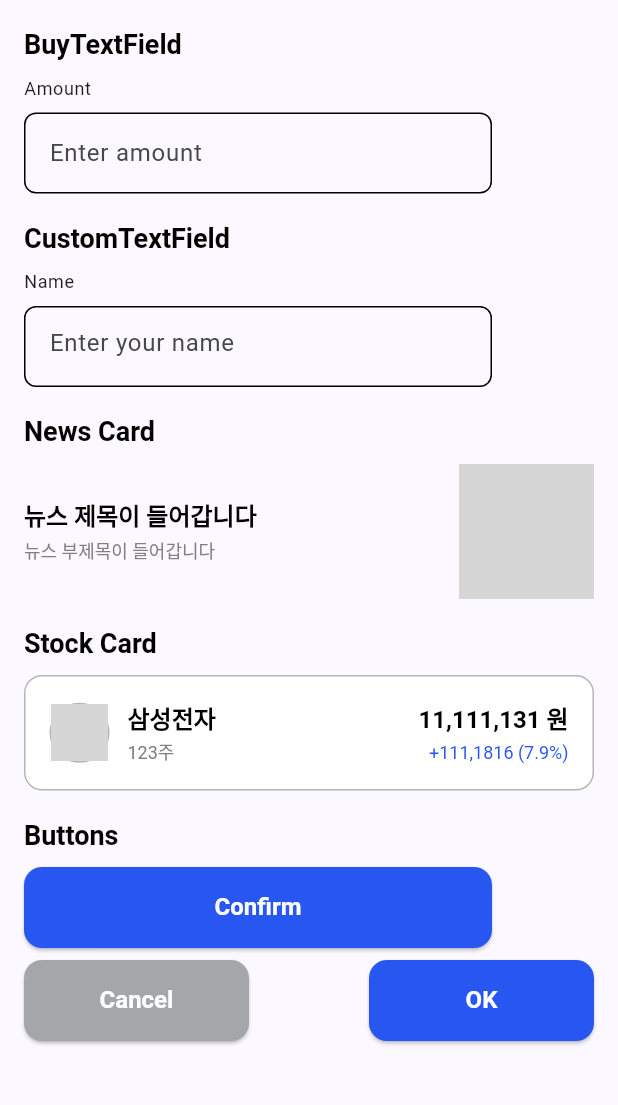
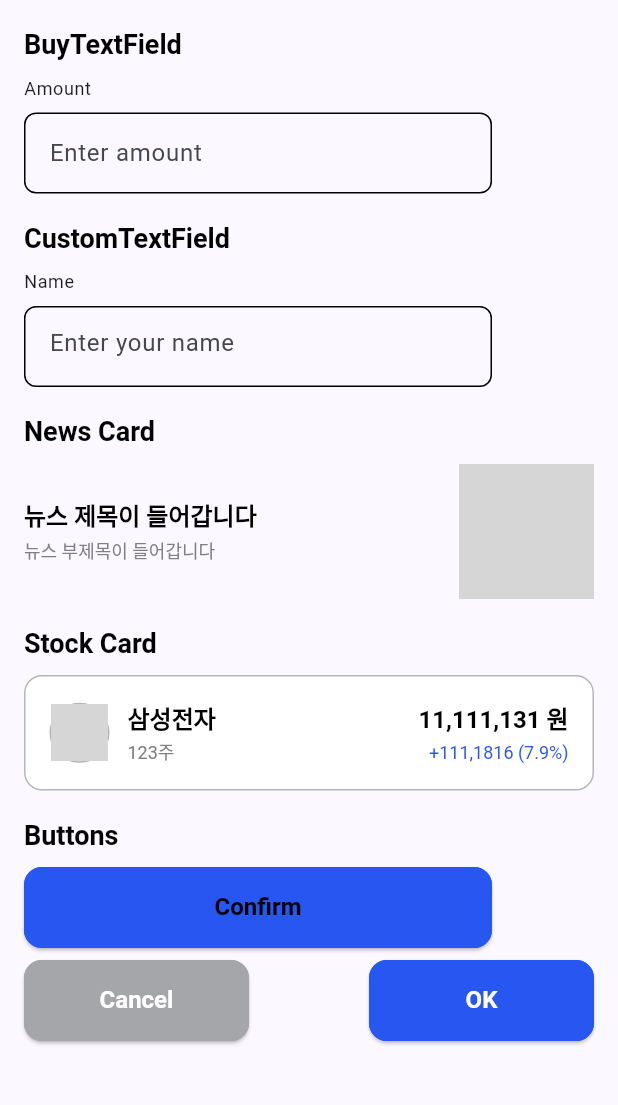
Before and after one commit to Jusicool-Ver-2-0/Jusicool-iOS-DesignSystem, a Flutter app: the screen it shows after launch, on a phone screen of 412 x 824 dp, the part 84-1189 px from its top. Run offline on Flutter 3.47's test engine with Material 3 defaults, Android fonts, the phone set to English and light mode, and no system bars; network calls fail; Roboto replaces fonts that are missing (Pretendard); grey boxes are pictures that could not be loaded.

Commit message:
button-color

```diff
--- a/lib/components/button/button_half.dart
+++ b/lib/components/button/button_half.dart
@@ -1,21 +1,21 @@
 import 'package:flutter/material.dart';
-import '../../theme/colors.dart';
+
 import '../../theme/typography.dart';
 
 class AppButtonHalf extends StatelessWidget {
   final String text;
   final VoidCallback onPressed;
-  final Color? backgroundColor;
-  final Color? textColor;
-  final Color? borderColor;
+  final Color backgroundColor;
+  final Color textColor;
+  final Color borderColor;
 
   const AppButtonHalf({
     super.key,
     required this.text,
     required this.onPressed,
-    this.backgroundColor,
-    this.textColor,
-    this.borderColor,
+    required this.backgroundColor,
+    required this.textColor,
+    required this.borderColor,
   });
 
   @override
@@ -26,20 +26,20 @@ class AppButtonHalf extends StatelessWidget {
       child: ElevatedButton(
         onPressed: onPressed,
         style: ElevatedButton.styleFrom(
-          backgroundColor: backgroundColor ?? AppColor.main,
-          foregroundColor: textColor ?? AppColor.white,
+          backgroundColor: backgroundColor,
+          foregroundColor: textColor,
           padding: const EdgeInsets.fromLTRB(32, 16, 32, 16),
           shape: RoundedRectangleBorder(
             borderRadius: BorderRadius.circular(12),
             side: BorderSide(
-              color: borderColor ?? Colors.transparent,
+              color: borderColor,
             ),
           ),
         ),
         child: Text(
           text,
           style: AppTypography.bodyMedium.copyWith(
-            color: textColor ?? AppColor.white,
+            color: textColor,
           ),
         ),
       ),
--- a/lib/components/button/button_medium.dart
+++ b/lib/components/button/button_medium.dart
@@ -5,17 +5,17 @@ import '../../theme/typography.dart';
 class AppButtonMedium extends StatelessWidget {
   final String text;
   final VoidCallback onPressed;
-  final Color? backgroundColor;
-  final Color? textColor;
-  final Color? borderColor;
+  final Color backgroundColor;
+  final Color textColor;
+  final Color borderColor;
 
   const AppButtonMedium({
     super.key,
     required this.text,
     required this.onPressed,
-    this.backgroundColor,
-    this.textColor,
-    this.borderColor,
+    required this.backgroundColor,
+    required this.textColor,
+    required this.borderColor,
   });
 
   @override
@@ -26,13 +26,13 @@ class AppButtonMedium extends StatelessWidget {
       child: ElevatedButton(
         onPressed: onPressed,
         style: ElevatedButton.styleFrom(
-          backgroundColor: backgroundColor ?? AppColor.main,
-          foregroundColor: textColor ?? AppColor.white,
+          backgroundColor: backgroundColor,
+          foregroundColor: textColor,
           padding: const EdgeInsets.fromLTRB(32, 16, 32, 16),
           shape: RoundedRectangleBorder(
             borderRadius: BorderRadius.circular(12),
             side: BorderSide(
-              color: borderColor ?? Colors.transparent,
+              color: borderColor,
             ),
           ),
         ),
--- a/lib/main.dart
+++ b/lib/main.dart
@@ -81,6 +81,9 @@ class ComponentTestScreen extends StatelessWidget {
               const SizedBox(height: 8),
               AppButtonMedium(
                 text: 'Confirm',
+                backgroundColor: AppColor.main,
+                borderColor: AppColor.main,
+                textColor: AppColor.black,
                 onPressed: () {},
               ),
               const SizedBox(height: 8),
@@ -91,9 +94,14 @@ class ComponentTestScreen extends StatelessWidget {
                     text: 'Cancel',
                     onPressed: () {},
                     backgroundColor: AppColor.gray400,
+                    textColor: AppColor.white,
+                    borderColor: AppColor.gray400,
                   ),
                   AppButtonHalf(
                     text: 'OK',
+                    backgroundColor: AppColor.main,
+                    borderColor: AppColor.main,
+                    textColor: AppColor.white,
                     onPressed: () {},
                   ),
                 ],
--- a/lib/theme/colors.dart
+++ b/lib/theme/colors.dart
@@ -17,4 +17,5 @@ class AppColor {
   static Color gray200 = Color(0xFFCBCCCE);
   static Color gray100 = Color(0xFFEFF0F2);
   static Color gray50 = Color(0xFFF5F6F8);
+  static Color blueSky = Color(0x802756F1);
 }
```
Also changed, not shown: lib/components/textfiled/password_textfiled copy.dart (added, +67 -0 lines).
